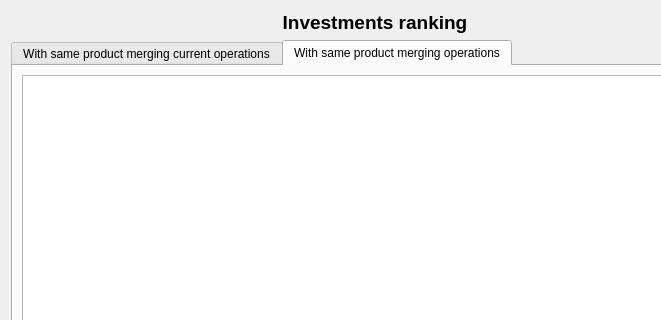
Above: ui/wdgInvestmentsRanking.ui from turulomio/xulpymoney before the change; both pictures show x 0 to 661 and y 0 to 320 of the 750 by 524 pixel window. Below: the same form after it.
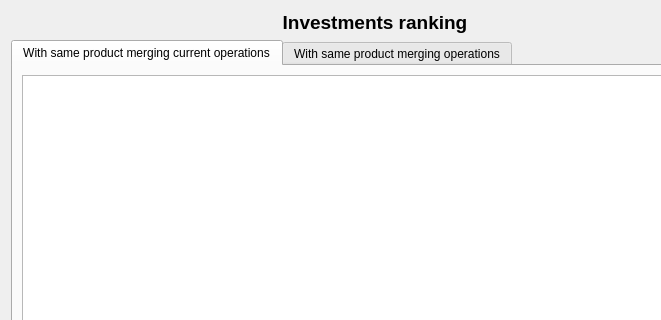
That is the form after the change. Icons and pictures are not drawn. Custom widgets are drawn as their Qt base class.

```diff
--- a/ui/wdgInvestmentsRanking.ui
+++ b/ui/wdgInvestmentsRanking.ui
@@ -31,11 +31,14 @@
       </widget>
      </item>
      <item>
-      <widget class="QTabWidget" name="tabWidget">
+      <widget class="QTabWidget" name="tab">
+       <property name="contextMenuPolicy">
+        <enum>Qt::CustomContextMenu</enum>
+       </property>
        <property name="currentIndex">
         <number>1</number>
        </property>
-       <widget class="QWidget" name="tab">
+       <widget class="QWidget" name="tab_">
         <attribute name="icon">
          <iconset resource="../images/xulpymoney.qrc">
           <normaloff>:/xulpymoney/crown.png</normaloff>:/xulpymoney/crown.png</iconset>
```
Left out of the diff: 125 changed lines with no effect on the pictures.
